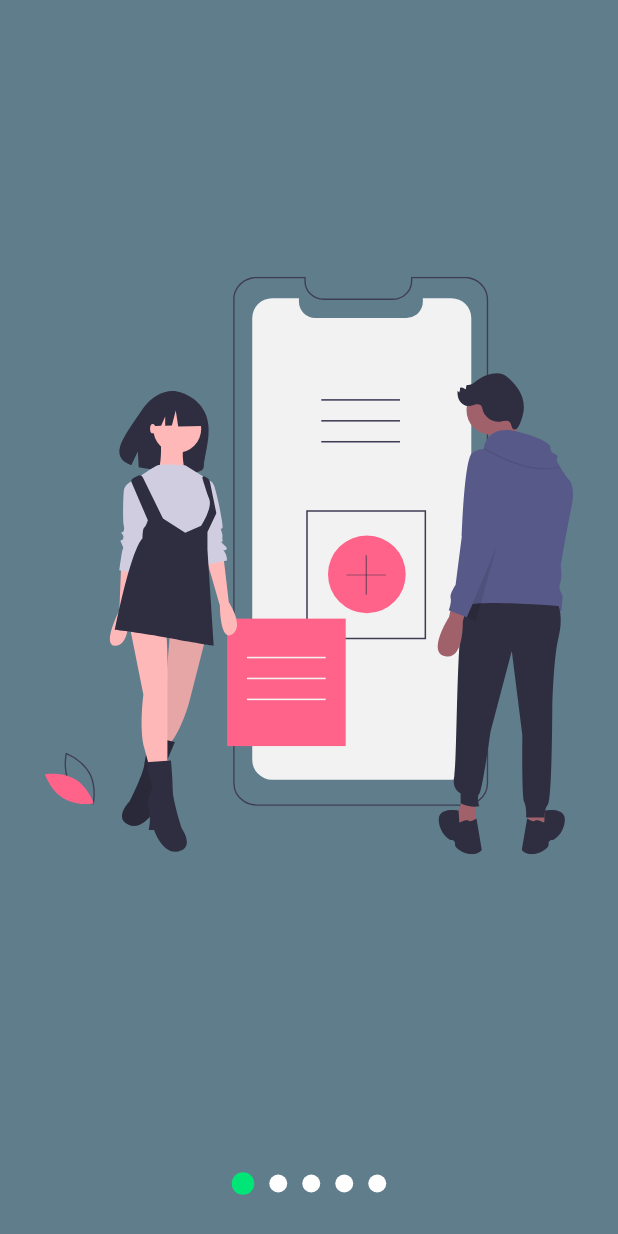
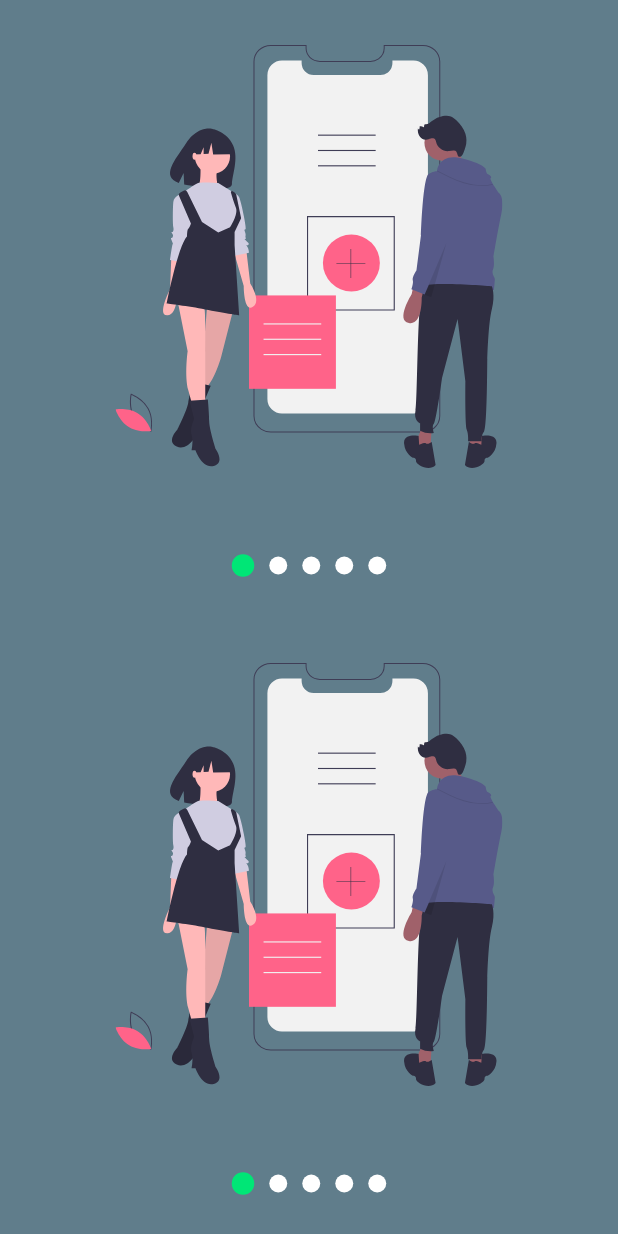
Before and after one commit to Flutter-Course-Sergio/designsApp, a Flutter app: the screen it shows after launch, on a phone screen of 412 x 824 dp. Run offline on Flutter 3.47's test engine with Material 3 defaults, Android fonts, the phone set to English and light mode, and no system bars; our stand-ins replace flutter_svg.

Commit message:
multiple slideshows

```diff
--- a/lib/src/pages/slideshow_page.dart
+++ b/lib/src/pages/slideshow_page.dart
@@ -8,10 +8,25 @@ class SlideshowPage extends StatelessWidget {
 
   @override
   Widget build(BuildContext context) {
-    return Scaffold(
+    return const Scaffold(
       backgroundColor: Colors.blueGrey,
       body: Center(
-          child: Slideshow(
+          child: Column(
+        children: [
+          Expanded(child: MySlideshow()),
+          Expanded(child: MySlideshow()),
+        ],
+      )),
+    );
+  }
+}
+
+class MySlideshow extends StatelessWidget {
+  const MySlideshow({super.key});
+
+  @override
+  Widget build(BuildContext context) {
+    return Slideshow(
       primaryColor: Colors.greenAccent.shade400,
       secondaryColor: Colors.white,
       primaryBullet: 15,
@@ -23,7 +38,6 @@ class SlideshowPage extends StatelessWidget {
         SvgPicture.asset('assets/svgs/slide-4.svg'),
         SvgPicture.asset('assets/svgs/slide-5.svg'),
       ],
-      )),
     );
   }
 }
```
Lines whose indentation alone changed are shown as unchanged.
